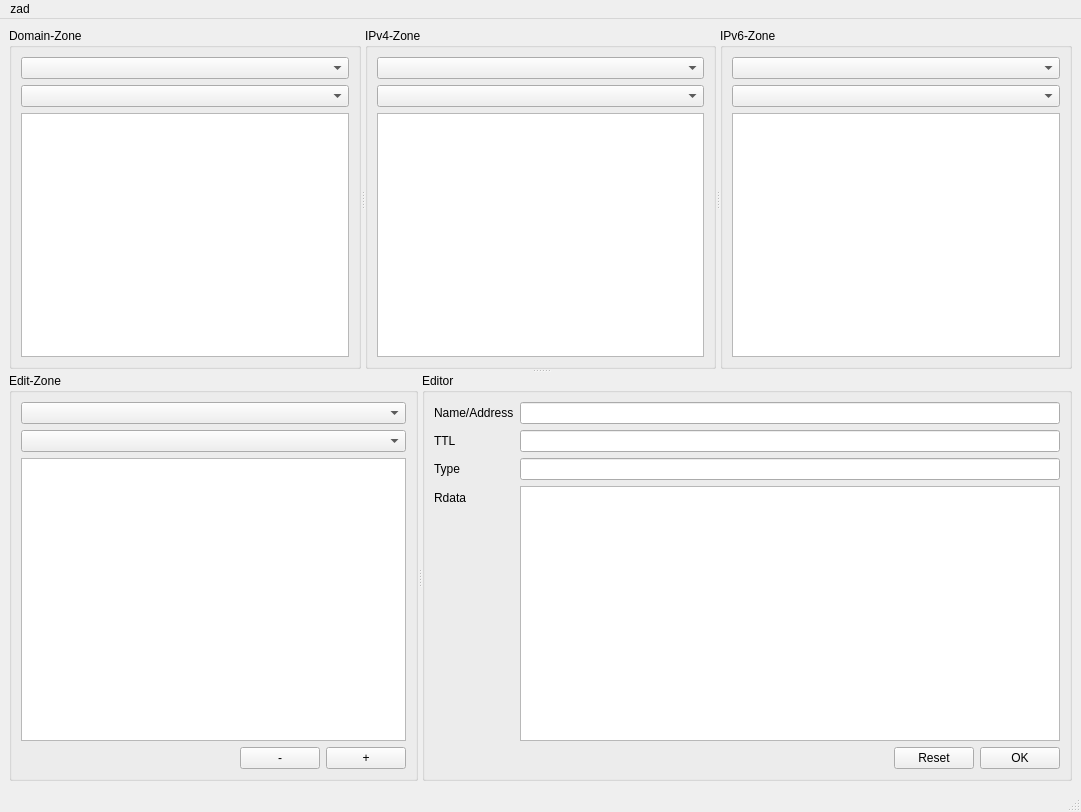
First picture: the form in zad/Designer/mainwindow.ui, repository z1e2v3s/zad, before the edit.
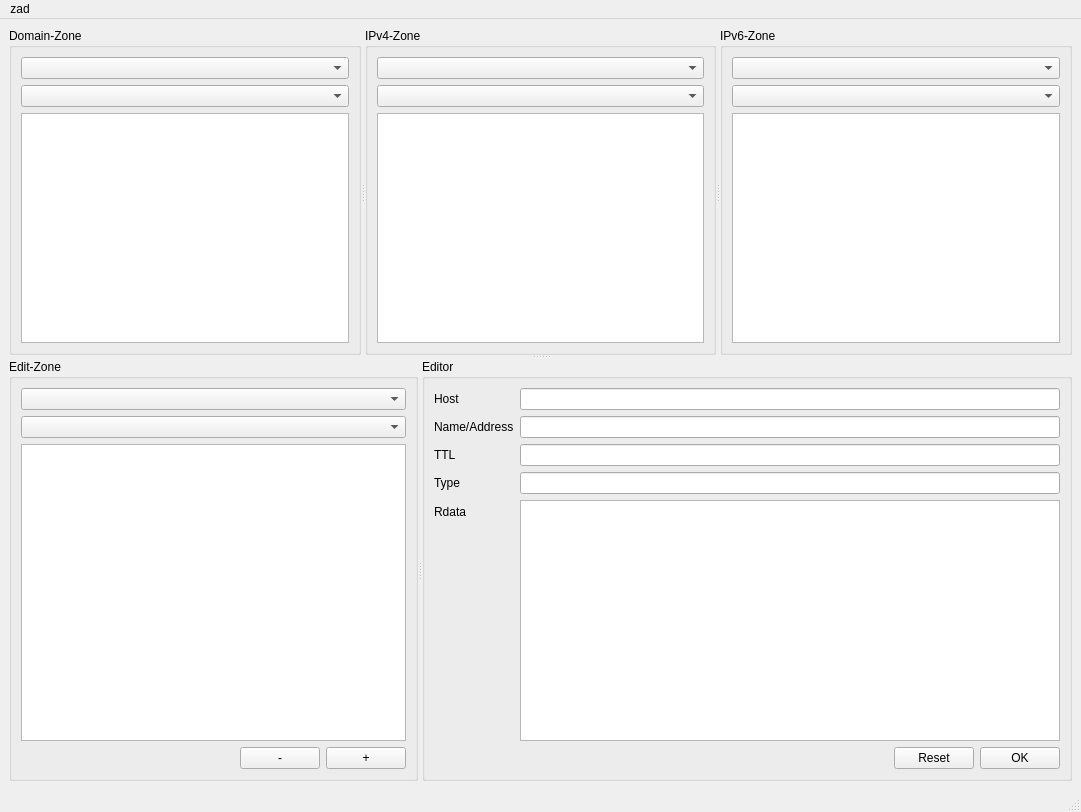
Second picture: the form after the edit.

Commit message: add Host field to Editor Box

```diff
--- a/zad/Designer/mainwindow.ui
+++ b/zad/Designer/mainwindow.ui
@@ -45,6 +45,11 @@
            </item>
            <item>
             <widget class="QTableView" name="tableView_1">
+             <property name="font">
+              <font>
+               <pointsize>11</pointsize>
+              </font>
+             </property>
              <property name="selectionMode">
               <enum>QAbstractItemView::SingleSelection</enum>
              </property>
@@ -69,6 +74,11 @@
            </item>
            <item>
             <widget class="QTableView" name="tableView_2">
+             <property name="font">
+              <font>
+               <pointsize>11</pointsize>
+              </font>
+             </property>
              <property name="selectionMode">
               <enum>QAbstractItemView::SingleSelection</enum>
              </property>
@@ -93,6 +103,11 @@
            </item>
            <item>
             <widget class="QTableView" name="tableView_3">
+             <property name="font">
+              <font>
+               <pointsize>11</pointsize>
+              </font>
+             </property>
              <property name="selectionMode">
               <enum>QAbstractItemView::SingleSelection</enum>
              </property>
@@ -199,45 +214,61 @@
            <property name="fieldGrowthPolicy">
             <enum>QFormLayout::ExpandingFieldsGrow</enum>
            </property>
-           <item row="0" column="0">
+           <item row="1" column="0">
             <widget class="QLabel" name="nameAddressLabel">
              <property name="text">
               <string>Name/Address</string>
              </property>
             </widget>
            </item>
-           <item row="0" column="1">
+           <item row="1" column="1">
             <widget class="QLineEdit" name="nameAddressEdit"/>
            </item>
-           <item row="1" column="0">
+           <item row="2" column="0">
             <widget class="QLabel" name="ttlLabel">
              <property name="text">
               <string>TTL</string>
              </property>
             </widget>
            </item>
-           <item row="1" column="1">
+           <item row="2" column="1">
             <widget class="QLineEdit" name="ttlEdit"/>
            </item>
-           <item row="2" column="0">
+           <item row="3" column="0">
             <widget class="QLabel" name="typeLabel">
              <property name="text">
               <string>Type</string>
              </property>
             </widget>
            </item>
-           <item row="2" column="1">
+           <item row="3" column="1">
             <widget class="QLineEdit" name="typeEdit"/>
            </item>
-           <item row="3" column="0">
+           <item row="4" column="0">
             <widget class="QLabel" name="rdataLabel">
              <property name="text">
               <string>Rdata</string>
              </property>
             </widget>
            </item>
-           <item row="3" column="1">
-            <widget class="QTextEdit" name="rdataEdit"/>
+           <item row="4" column="1">
+            <widget class="QTextEdit" name="rdataEdit">
+             <property name="font">
+              <font>
+               <pointsize>11</pointsize>
+              </font>
+             </property>
+            </widget>
+           </item>
+           <item row="0" column="0">
+            <widget class="QLabel" name="hostLabel">
+             <property name="text">
+              <string>Host</string>
+             </property>
+            </widget>
+           </item>
+           <item row="0" column="1">
+            <widget class="QLineEdit" name="hostLineEdit"/>
            </item>
           </layout>
          </item>
```
The commit also changes 1 other file.
